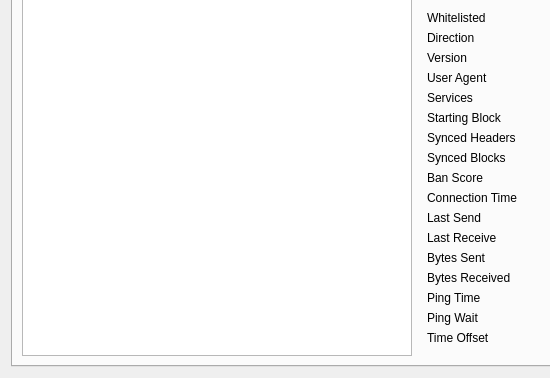
raffermeko/bitcoin, file src/qt/forms/rpcconsole.ui: the form before one commit; both pictures show x 0 to 550 and y 82 to 460 of the 740 by 460 pixel window.
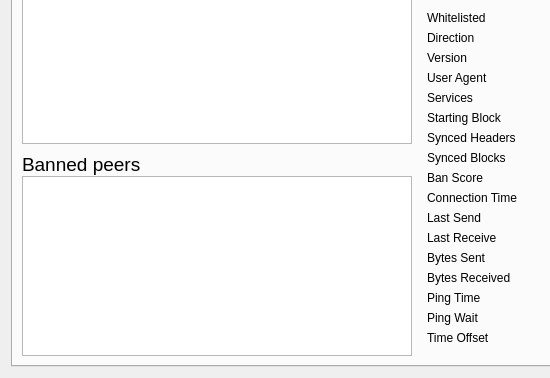
The form after the commit. The open tabs and pages were chosen to show the change. Icons and pictures are not drawn. Custom widgets are drawn as their Qt base class.

Commit message: [Qt] add banlist table below peers table

```diff
--- a/src/qt/forms/rpcconsole.ui
+++ b/src/qt/forms/rpcconsole.ui
@@ -713,6 +713,11 @@
       </attribute>
       <layout class="QGridLayout" name="gridLayout_2">
        <item row="0" column="0" rowspan="2">
+        <layout class="QVBoxLayout" name="verticalLayout_101">
+         <property name="spacing">
+          <number>0</number>
+         </property>
+         <item>
         <widget class="QTableView" name="peerWidget">
          <property name="horizontalScrollBarPolicy">
           <enum>Qt::ScrollBarAsNeeded</enum>
@@ -724,6 +729,75 @@
           <bool>false</bool>
          </attribute>
         </widget>
+         </item>
+         <item>
+          <widget class="QLabel" name="banHeading">
+           <property name="sizePolicy">
+            <sizepolicy hsizetype="Preferred" vsizetype="Minimum">
+             <horstretch>0</horstretch>
+             <verstretch>0</verstretch>
+            </sizepolicy>
+           </property>
+           <property name="minimumSize">
+            <size>
+             <width>300</width>
+             <height>32</height>
+            </size>
+           </property>
+           <property name="maximumSize">
+            <size>
+             <width>16777215</width>
+             <height>32</height>
+            </size>
+           </property>
+           <property name="font">
+            <font>
+             <pointsize>14</pointsize>
+            </font>
+           </property>
+           <property name="cursor">
+            <cursorShape>IBeamCursor</cursorShape>
+           </property>
+           <property name="text">
+            <string>Banned peers</string>
+           </property>
+           <property name="alignment">
+            <set>Qt::AlignBottom|Qt::AlignLeading|Qt::AlignLeft</set>
+           </property>
+           <property name="wordWrap">
+            <bool>true</bool>
+           </property>
+           <property name="textInteractionFlags">
+            <set>Qt::LinksAccessibleByMouse|Qt::TextSelectableByKeyboard|Qt::TextSelectableByMouse</set>
+           </property>
+          </widget>
+         </item>
+         <item>
+          <widget class="QTableView" name="banlistWidget">
+           <property name="sizePolicy">
+            <sizepolicy hsizetype="Expanding" vsizetype="Expanding">
+             <horstretch>0</horstretch>
+             <verstretch>0</verstretch>
+            </sizepolicy>
+           </property>
+           <property name="maximumSize">
+            <size>
+             <width>16777215</width>
+             <height>16777215</height>
+            </size>
+           </property>
+           <property name="horizontalScrollBarPolicy">
+            <enum>Qt::ScrollBarAsNeeded</enum>
+           </property>
+           <property name="sortingEnabled">
+            <bool>true</bool>
+           </property>
+           <attribute name="horizontalHeaderHighlightSections">
+            <bool>false</bool>
+           </attribute>
+          </widget>
+         </item>
+        </layout>
        </item>
        <item row="0" column="1">
         <widget class="QLabel" name="peerHeading">
```
Lines whose indentation alone changed are shown as unchanged. The commit also changes 6 other files.
